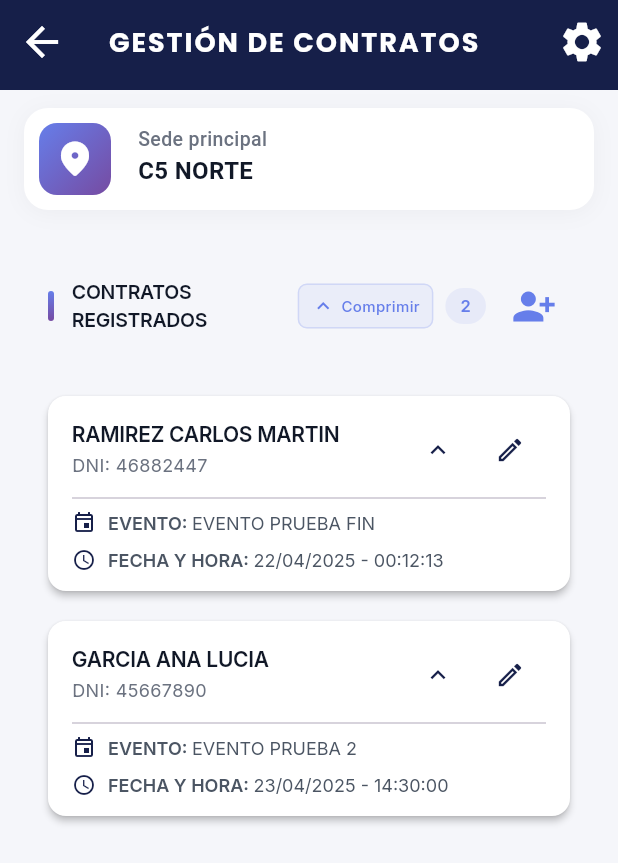
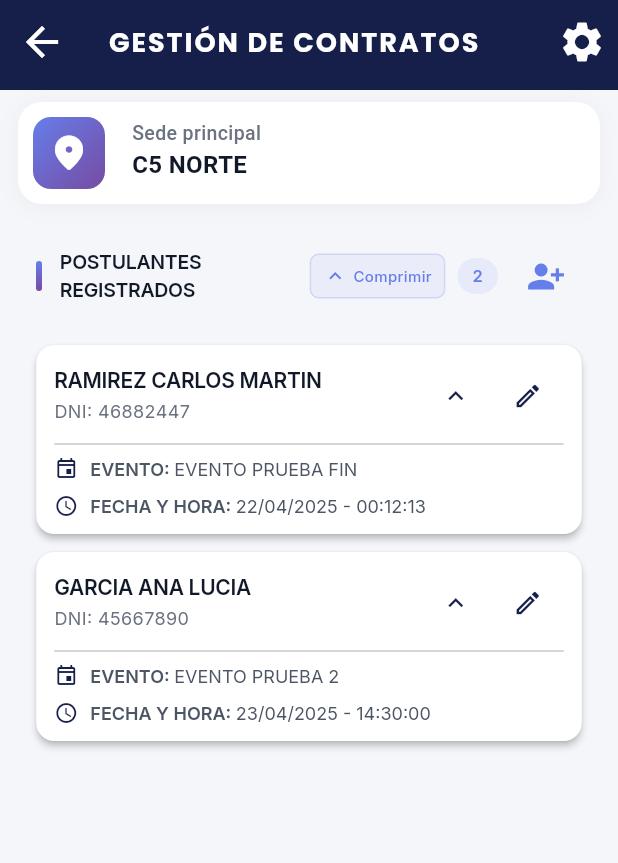
Before and after one commit to FabrizioOMG7/YoContrato, a Flutter app: the ContractManagementPage screen opened directly with empty values, after a tap on "Expandir", on a phone screen of 412 x 824 dp. Shown: the top 863 px of the screen. Run offline on Flutter 3.47's test engine with Material 3 defaults, Android fonts, the phone set to English and light mode, and no system bars; our stand-ins replace auto_size_text, bloc, equatable, flutter_bloc, google_fonts.

Commit message:
corrección de contract management
en proceso

```diff
--- a/lib/core/design_system/app_spacing.dart
+++ b/lib/core/design_system/app_spacing.dart
@@ -2,48 +2,59 @@
 import 'package:flutter/material.dart';
 
 class AppSpacing {
-  // Espaciado base consistente en toda la app
-  static const double xs = 4.0;   // 4px
-  static const double sm = 8.0;   // 8px
-  static const double md = 12.0;  // 12px
-  static const double lg = 16.0;  // 16px
-  static const double xl = 24.0;  // 24px
-  static const double xxl = 32.0; // 32px
+  // Espaciados base
+  static const double xs = 4.0;
+  static const double sm = 8.0;
+  static const double md = 12.0;
+  static const double lg = 16.0;
+  static const double xl = 20.0;
+  static const double xxl = 24.0;
 
-  // Espaciado específico para cards
-  static const double cardHorizontal = 16.0;
-  static const double cardVertical = 12.0;
-  static const double cardHeaderBottom = 8.0;
-  static const double cardDividerVertical = 16.0;
+  // Espaciados específicos para cards
+  static const double cardDividerVertical = 20.0;
 
-  // Espaciado responsive para contenido principal
-  static const double pageHorizontal = 16.0;
-  static const double pageVertical = 12.0;
+  /// Padding de página reducido para maximizar espacio de contenido
+  /// Aplica el principio de Configuración Centralizada
+  static EdgeInsets getPagePadding() {
+    return const EdgeInsets.symmetric(
+      horizontal: 12.0, // Reducido de 16.0 a 12.0
+      vertical: 8.0,    // Reducido de 16.0 a 8.0
+    );
+  }
 
-  // Método para obtener padding responsive basado en el ancho de pantalla
+  /// Padding responsivo para cards - optimizado para más contenido
+  /// Aplica responsive design según el tamaño de pantalla
   static EdgeInsets getResponsiveCardPadding(BuildContext context) {
     final screenWidth = MediaQuery.of(context).size.width;
 
-    // Para pantallas muy pequeñas, reducir el padding
-    if (screenWidth < 360) {
+    if (screenWidth > 600) {
+      // Tablets y pantallas grandes
+      return const EdgeInsets.all(16.0);
+    } else {
+      // Móviles - padding reducido para maximizar espacio
       return const EdgeInsets.symmetric(
-        horizontal: 12.0,
-        vertical: cardVertical,
+        horizontal: 12.0, // Reducido de 16.0 a 12.0
+        vertical: 10.0,   // Reducido de 12.0 a 10.0
       );
     }
+  }
 
-    // Para pantallas normales
+  /// Espaciado entre cards optimizado
+  static const double cardSpacing = 8.0; // Reducido de 12.0 a 8.0
+
+  /// Espaciado interno de listas reducido
+  static EdgeInsets getListPadding() {
     return const EdgeInsets.symmetric(
-      horizontal: cardHorizontal,
-      vertical: cardVertical,
+      horizontal: 12.0, // Reducido de 16.0 a 12.0
+      vertical: 8.0,    // Reducido de 16.0 a 8.0
     );
   }
 
-  // Método para obtener padding de página consistente
-  static EdgeInsets getPagePadding() {
+  /// Espaciado del header de lista reducido
+  static EdgeInsets getListHeaderPadding() {
     return const EdgeInsets.symmetric(
-      horizontal: pageHorizontal,
-      vertical: pageVertical,
+      horizontal: 12.0, // Reducido de 16.0 a 12.0
+      vertical: 12.0,   // Reducido de 16.0 a 12.0
     );
   }
 }
--- a/lib/presentation/widgets/shared/cards/base_card.dart
+++ b/lib/presentation/widgets/shared/cards/base_card.dart
@@ -1,5 +1,6 @@
 // lib/presentation/widgets/shared/cards/base_card.dart
 import 'package:flutter/material.dart';
+import '../../../../core/design_system/app_spacing.dart';
 
 abstract class BaseCard extends StatelessWidget {
   final bool isExpanded;
@@ -13,7 +14,6 @@ abstract class BaseCard extends StatelessWidget {
     this.onEdit,
   }) : super(key: key);
 
-  // Métodos abstractos que las subclases deben implementar
   Widget buildHeader(BuildContext context);
   Widget buildExpandedContent(BuildContext context);
 
@@ -25,7 +25,8 @@ abstract class BaseCard extends StatelessWidget {
       duration: const Duration(milliseconds: 200),
       curve: Curves.easeInOut,
       child: Card(
-        margin: const EdgeInsets.symmetric(vertical: 4),
+        // Margen vertical reducido para que los cards estén más cerca
+        margin: EdgeInsets.symmetric(vertical: AppSpacing.xs / 2, horizontal: AppSpacing.xs/20), // Aún más reducido
         shape: RoundedRectangleBorder(
           borderRadius: BorderRadius.circular(12),
         ),
@@ -35,15 +36,16 @@ abstract class BaseCard extends StatelessWidget {
           onTap: onToggleExpansion,
           borderRadius: BorderRadius.circular(12),
           child: Padding(
-            padding: const EdgeInsets.symmetric(horizontal: 16, vertical: 12),
+            // Padding interno del card optimizado
+            padding: AppSpacing.getResponsiveCardPadding(context),
             child: Column(
               crossAxisAlignment: CrossAxisAlignment.start,
               mainAxisSize: MainAxisSize.min,
               children: [
                 buildHeader(context),
                 if (isExpanded) ...[
-                  const Divider(
-                    height: 16,
+                  Divider(
+                    height: AppSpacing.lg, // Reducido de cardDividerVertical (20) a lg (16)
                     thickness: 1,
                   ),
                   buildExpandedContent(context),
--- a/lib/presentation/widgets/shared/content_list/content_list_widget.dart
+++ b/lib/presentation/widgets/shared/content_list/content_list_widget.dart
@@ -1,6 +1,8 @@
+// lib/presentation/widgets/shared/content_list/content_list_widget.dart
 import 'package:flutter/material.dart';
 import 'package:yo_contrato_app/domain/models/base/base_item.dart';
 import '../styles/card_styles.dart';
+import '../../../../core/design_system/app_spacing.dart';
 
 class ContentListWidget<T extends BaseItem> extends StatefulWidget {
   final String title;
@@ -55,9 +57,11 @@ class _ContentListWidgetState<T extends BaseItem> extends State<ContentListWidge
     );
   }
 
+  /// Header compacto con padding reducido
   Widget _buildHeader(BuildContext context) {
     return Padding(
-      padding: const EdgeInsets.all(16),
+      // Padding del header reducido
+      padding: AppSpacing.getListHeaderPadding(),
       child: Row(
         children: [
           Container(
@@ -120,7 +124,7 @@ class _ContentListWidgetState<T extends BaseItem> extends State<ContentListWidge
             const SizedBox(width: 8),
           ],
 
-          // Contador y botón de agregar juntos
+          // Contador compacto
           Container(
             padding: const EdgeInsets.symmetric(
               horizontal: 10,
@@ -139,17 +143,20 @@ class _ContentListWidgetState<T extends BaseItem> extends State<ContentListWidge
             ),
           ),
 
-          // Botón de agregar (solo icono)
+          // Botón de agregar compacto
           if (widget.onAdd != null) ...[
             const SizedBox(width: 8),
             IconButton(
               onPressed: widget.onAdd,
               icon: const Icon(
                 Icons.person_add_alt_1,
-              size:30,
+                size: 26, // Reducido de 30 a 26
                 color: Color(0xFF667EEA),
               ),
-            tooltip: 'Agregar nuevo postulante',
+              tooltip: 'Agregar nuevo elemento',
+              // Padding reducido del botón
+              padding: const EdgeInsets.all(8),
+              constraints: const BoxConstraints(minWidth: 40, minHeight: 40),
             )
           ],
         ],
@@ -157,13 +164,14 @@ class _ContentListWidgetState<T extends BaseItem> extends State<ContentListWidge
     );
   }
 
+  /// Lista con padding optimizado para maximizar espacio
   Widget _buildContent(BuildContext context) {
     if (widget.items.isEmpty) {
       return Container(
         constraints: const BoxConstraints(minHeight: 200),
         child: Center(
           child: Padding(
-            padding: const EdgeInsets.all(32),
+            padding: const EdgeInsets.all(24), // Reducido de 32 a 24
             child: Column(
               mainAxisAlignment: MainAxisAlignment.center,
               mainAxisSize: MainAxisSize.min,
@@ -192,9 +200,11 @@ class _ContentListWidgetState<T extends BaseItem> extends State<ContentListWidge
     return ListView.separated(
       shrinkWrap: true,
       physics: const BouncingScrollPhysics(),
-      padding: const EdgeInsets.all(16),
+      // Padding de la lista reducido para maximizar espacio de cards
+      padding: AppSpacing.getListPadding(),
       itemCount: widget.items.length,
-      separatorBuilder: (_, __) => const SizedBox(height: 12),
+      // Separación entre cards reducida
+      separatorBuilder: (_, __) => SizedBox(height: AppSpacing.cardSpacing),
       itemBuilder: (context, index) {
         final item = widget.items[index];
         final isExpanded = _expansionStates[item.id] ?? false;
--- a/lib/presentation/widgets/shared/page_content/page_content_template.dart
+++ b/lib/presentation/widgets/shared/page_content/page_content_template.dart
@@ -5,25 +5,21 @@ import '../info_card.dart';
 import '../content_list/content_list_widget.dart';
 import '../../../../domain/models/base/base_item.dart';
 
-/// Configuración para la lista de contenido que define cómo se comporta la lista
-/// Aplica el principio de Responsabilidad Única (SRP) al encapsular toda la configuración de la lista
 class ContentListConfig<T extends BaseItem> {
   final List<T> items;
   final VoidCallback? onAdd;
   final Widget Function(T item, bool isExpanded, VoidCallback onToggle) cardBuilder;
   final String? emptyMessage;
-  final String listTitle; // Nuevo campo para el título de la lista
+  final String listTitle;
 
   const ContentListConfig({
     required this.items,
     required this.cardBuilder,
-    required this.listTitle, // Título obligatorio
+    required this.listTitle,
     this.onAdd,
     this.emptyMessage,
   });
 
-  /// Factory constructor para contratos
-  /// Aplica el patrón Factory para crear configuraciones específicas
   factory ContentListConfig.contracts({
     required List<T> contratos,
     required VoidCallback onAdd,
@@ -33,14 +29,13 @@ class ContentListConfig<T extends BaseItem> {
       items: contratos,
       onAdd: onAdd,
       cardBuilder: cardBuilder,
-      listTitle: 'CONTRATOS REGISTRADOS', // Título específico para contratos
-      emptyMessage: 'No hay contratos disponibles',
+      listTitle: 'POSTULANTES REGISTRADOS',
+      emptyMessage: 'No hay postulantes disponibles',
     );
   }
 }
 
-/// Template de página que combina InfoCard con ContentListWidget
-/// Aplica el principio de Composición sobre Herencia al usar ContentListWidget en lugar de reimplementar la funcionalidad
+/// Template optimizado para maximizar el espacio de los cards
 class PageContentTemplate<T extends BaseItem> extends StatelessWidget {
   final Widget icon;
   final List<InfoCardItem> infoCardItems;
@@ -56,22 +51,21 @@ class PageContentTemplate<T extends BaseItem> extends StatelessWidget {
   @override
   Widget build(BuildContext context) {
     return Padding(
+      // Padding de página reducido
       padding: AppSpacing.getPagePadding(),
       child: Column(
         crossAxisAlignment: CrossAxisAlignment.start,
         children: [
-          /// InfoCard en la parte superior
-          /// Muestra información contextual de la página (ej: sede)
+          /// InfoCard compacto
           InfoCard(
             icon: icon,
             items: infoCardItems,
           ),
 
-          SizedBox(height: AppSpacing.xl),
+          // Espaciado reducido entre InfoCard y lista
+          SizedBox(height: AppSpacing.md), // Reducido de xl (20) a md (12)
 
-          /// ContentListWidget que maneja toda la funcionalidad de la lista
-          /// Aplica el principio de Delegación al usar un widget especializado
-          /// que ya tiene implementado: título, contador, expandir/comprimir, botón agregar
+          /// Lista expandida que ocupa todo el espacio disponible
           Expanded(
             child: ContentListWidget<T>(
               title: contentListConfig.listTitle,
```
Lines whose indentation alone changed are shown as unchanged.
